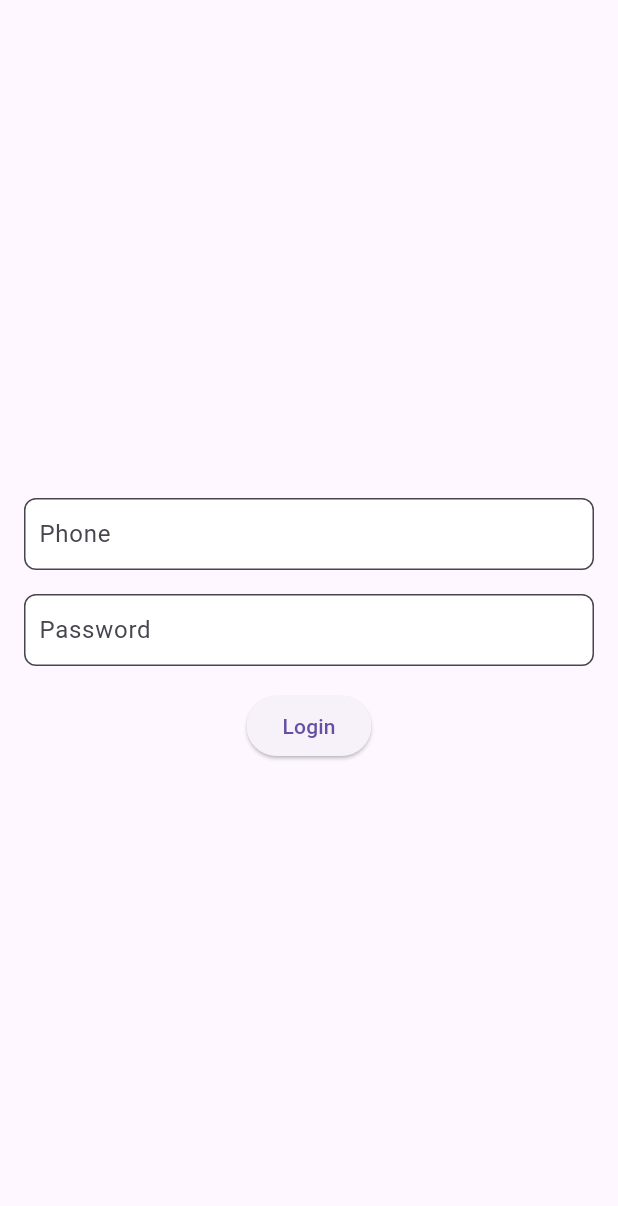
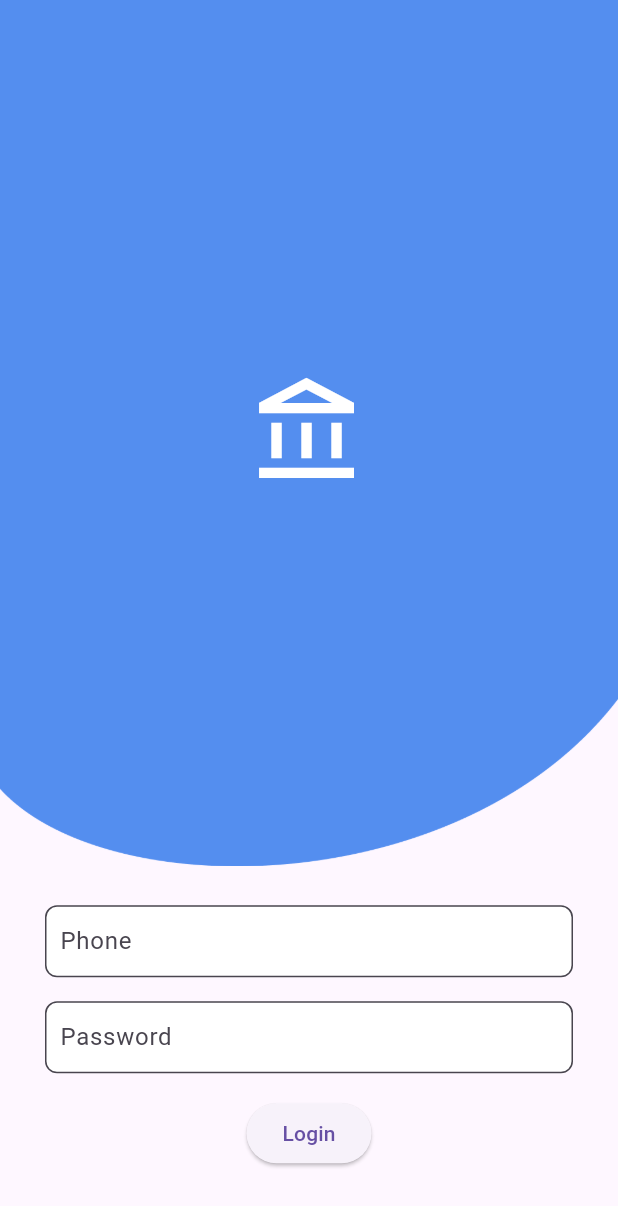
Before and after one commit to DoHuy5360/ePay, a Flutter app: the LoginView screen opened directly, on a phone screen of 412 x 824 dp. Shown: the top 1206 px of the screen. Run offline on Flutter 3.47's test engine with Material 3 defaults, Android fonts, the phone set to English and light mode, and no system bars.

Commit message:
Update: Login UI

```diff
--- a/lib/main.dart
+++ b/lib/main.dart
@@ -21,11 +21,10 @@ Future<String> fetchData() async {
 void main() async {
   runApp(MaterialApp(
     debugShowCheckedModeBanner: false,
-    initialRoute: '/home',
+    initialRoute: '/login',
     routes: {
       '/loading': (context) => const LoadingView(),
-      '/login': (context) =>
-          const HeadLayout(title: "Login", view: LoginView()),
+      '/login': (context) => const LoginView(),
       '/home': (context) => const MainLayout(),
     },
   ));
--- a/lib/views/login.dart
+++ b/lib/views/login.dart
@@ -8,6 +8,41 @@ class LoginView extends StatefulWidget {
 }
 
 class _LoginViewState extends State<LoginView> {
+  @override
+  Widget build(BuildContext context) {
+    return Scaffold(
+      body: SingleChildScrollView(
+        child: Column(
+          children: [
+            Stack(
+              children: [
+                Image.asset("images/login-bg-curve.png"),
+                const Positioned.fill(
+                  child: Align(
+                    alignment: Alignment.center,
+                    child: IconTheme(
+                        data: IconThemeData(size: 80, color: Colors.white),
+                        child: Icon(Icons.account_balance_outlined)),
+                  ),
+                ),
+              ],
+            ),
+            const Credentials()
+          ],
+        ),
+      ),
+    );
+  }
+}
+
+class Credentials extends StatefulWidget {
+  const Credentials({super.key});
+
+  @override
+  State<Credentials> createState() => _CredentialsState();
+}
+
+class _CredentialsState extends State<Credentials> {
   Future<bool> verifyCredentials() async {
     print('Verifying credentials');
     try {
@@ -23,9 +58,8 @@ class _LoginViewState extends State<LoginView> {
   @override
   Widget build(BuildContext context) {
     return Padding(
-      padding: const EdgeInsets.all(16.0),
-      child: Center(
-          child: Column(
+      padding: const EdgeInsets.symmetric(vertical: 10, horizontal: 30),
+      child: Column(
         mainAxisAlignment: MainAxisAlignment.center,
         children: [
           const SizedBox(
@@ -56,7 +90,7 @@ class _LoginViewState extends State<LoginView> {
               },
               child: const Text("Login"))
         ],
-      )),
+      ),
     );
   }
 }
--- a/pubspec.yaml
+++ b/pubspec.yaml
@@ -58,9 +58,9 @@ flutter:
   uses-material-design: true
 
   # To add assets to your application, add an assets section, like this:
-  # assets:
-  #   - images/a_dot_burr.jpeg
-  #   - images/a_dot_ham.jpeg
+  assets:
+    - images/login-bg-curve.svg
+    - images/login-bg-curve.png
 
   # An image asset can refer to one or more resolution-specific "variants", see
   # https://flutter.dev/assets-and-images/#resolution-aware
```
Also changed, not shown: images/login-bg-curve.png (added), images/login-bg-curve.svg (added).
